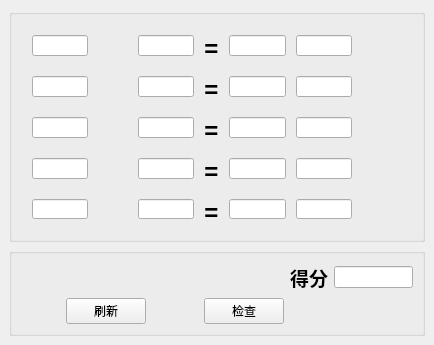
JerryChouHi/Python, file GreateWall/Mathematics.ui: the form before one commit.
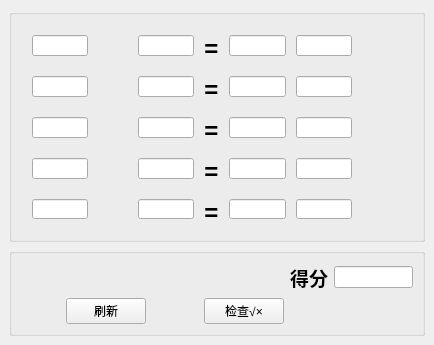
The form after the commit. Icons and pictures are not drawn.

What changed in the file:
```diff
--- a/GreateWall/Mathematics.ui
+++ b/GreateWall/Mathematics.ui
@@ -516,7 +516,7 @@
        <item row="1" column="4">
         <widget class="QPushButton" name="pushButton_check">
          <property name="text">
-          <string>检查</string>
+          <string>检查√×</string>
          </property>
         </widget>
        </item>
```
